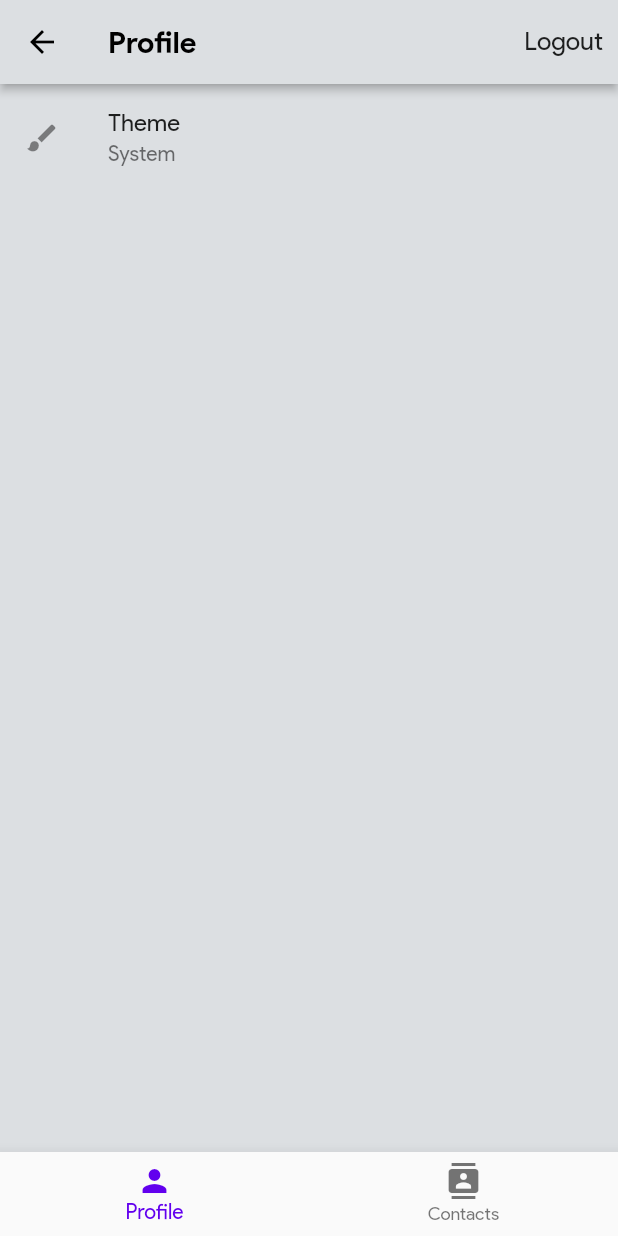
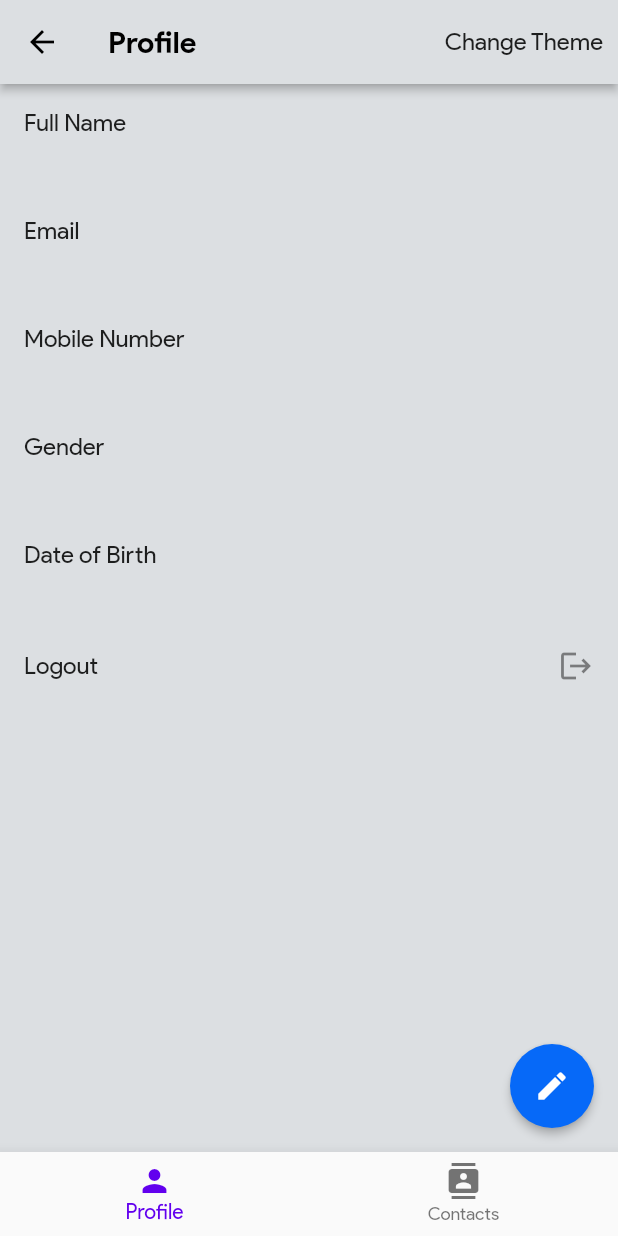
Before and after one commit to rithik-dev/cupid-knots-assessment-test, a Flutter app: the HomeScreen screen opened directly, on a phone screen of 412 x 824 dp. Run offline on Flutter 3.47's test engine with Material 2 defaults, Android fonts, the phone set to English and light mode, and no system bars; our stand-ins replace dio, double_back_to_close_app, flutter_native_splash, shared_preferences; missing offline and left inert: easy_container; accounts and stored records are empty.

Commit message:
feat: completed profile_screen.dart style: UI updates

```diff
--- a/lib/controllers/user_controller.dart
+++ b/lib/controllers/user_controller.dart
@@ -54,7 +54,7 @@ class UserController extends ChangeNotifier {
   //   }
   // }
 
-  Future<void> logout() async {
+  void logout() {
     Globals.accessToken = null;
     clear();
   }
--- a/lib/screens/home_screen.dart
+++ b/lib/screens/home_screen.dart
@@ -1,9 +1,7 @@
-import 'package:cupid_knot_assessment_test/controllers/user_controller.dart';
 import 'package:cupid_knot_assessment_test/screens/contacts_screen.dart';
-import 'package:cupid_knot_assessment_test/screens/login_screen.dart';
 import 'package:cupid_knot_assessment_test/screens/profile_screen.dart';
-import 'package:cupid_knot_assessment_test/utils/helpers.dart';
 import 'package:cupid_knot_assessment_test/widgets/loading_overlay.dart';
+import 'package:cupid_knot_assessment_test/widgets/theme_changer.dart';
 import 'package:double_back_to_close_app/double_back_to_close_app.dart';
 import 'package:flutter/material.dart';
 
@@ -40,32 +38,7 @@ class _HomeScreenState extends State<HomeScreen> {
         child: Scaffold(
           appBar: AppBar(
             title: Text(_bottomNavItems[_selectedIndex].label!),
-            actions: [
-              InkWell(
-                onTap: () async {
-                  startLoading(context, HomeScreen.id);
-                  await UserController.of(context, listen: false).logout();
-                  stopLoading(context);
-                  showSnackBar('Logged out successfully');
-                  Navigator.pushNamedAndRemoveUntil(
-                    context,
-                    LoginScreen.id,
-                    (route) => false,
-                  );
-                },
-                child: Center(
-                  child: Padding(
-                    padding: const EdgeInsets.all(10),
-                    child: Text(
-                      'Logout',
-                      style: Theme.of(
-                        context,
-                      ).textTheme.bodyText2?.copyWith(fontSize: 17),
-                    ),
-                  ),
-                ),
-              )
-            ],
+            actions: const [ThemeChanger()],
           ),
           body: DoubleBackToCloseApp(
             snackBar: const SnackBar(
--- a/lib/screens/login_screen.dart
+++ b/lib/screens/login_screen.dart
@@ -34,6 +34,7 @@ class LoginScreen extends StatelessWidget {
               children: [
                 InputField(
                   title: 'Email',
+                  autofocus: true,
                   inputType: MyTextInputType.email,
                   onChanged: (v) => _data['email'] = v,
                   validator: (v) {
--- a/lib/screens/profile_screen.dart
+++ b/lib/screens/profile_screen.dart
@@ -1,5 +1,10 @@
-import 'package:cupid_knot_assessment_test/widgets/theme_list_tile.dart';
+import 'package:cupid_knot_assessment_test/controllers/user_controller.dart';
+import 'package:cupid_knot_assessment_test/models/user.dart';
+import 'package:cupid_knot_assessment_test/screens/edit_profile_screen.dart';
+import 'package:cupid_knot_assessment_test/screens/login_screen.dart';
+import 'package:cupid_knot_assessment_test/utils/helpers.dart';
 import 'package:flutter/material.dart';
+import 'package:provider/provider.dart';
 
 class ProfileScreen extends StatelessWidget {
   static const id = 'ProfileScreen';
@@ -13,11 +18,60 @@ class ProfileScreen extends StatelessWidget {
     return SafeArea(
       child: Scaffold(
         body: ListView(
-          children: const [
-            ThemeListTile(),
+          padding: const EdgeInsets.only(bottom: 75),
+          children: [
+            _buildInfo(
+              title: 'Full Name',
+              propertyGetter: (user) => user.fullName,
+            ),
+            _buildInfo(
+              title: 'Email',
+              propertyGetter: (user) => user.email,
+            ),
+            _buildInfo(
+              title: 'Mobile Number',
+              propertyGetter: (user) => user.mobileNumber,
+            ),
+            _buildInfo(
+              title: 'Gender',
+              propertyGetter: (user) => user.gender,
+            ),
+            _buildInfo(
+              title: 'Date of Birth',
+              propertyGetter: (user) => user.dateOfBirth,
+            ),
+            ListTile(
+              title: const Text('Logout'),
+              trailing: const Icon(Icons.logout),
+              onTap: () async {
+                UserController.of(context, listen: false).logout();
+                showSnackBar('Logged out successfully!');
+                Navigator.pushNamedAndRemoveUntil(
+                  context,
+                  LoginScreen.id,
+                  (route) => false,
+                );
+              },
+            ),
           ],
+        ),
+        floatingActionButton: FloatingActionButton(
+          child: const Icon(Icons.edit),
+          onPressed: () => Navigator.pushNamed(context, EditProfileScreen.id),
         ),
       ),
     );
   }
+
+  Widget _buildInfo({
+    required String title,
+    required String Function(User) propertyGetter,
+  }) {
+    return Consumer<UserController>(
+      builder: (context, userCon, _) => ListTile(
+        title: Text(title),
+        subtitle: Text(userCon.isLoggedIn ? propertyGetter(userCon.user!) : ''),
+      ),
+    );
+  }
 }
--- a/lib/screens/register_screen.dart
+++ b/lib/screens/register_screen.dart
@@ -35,6 +35,7 @@ class RegisterScreen extends StatelessWidget {
               children: [
                 InputField(
                   title: 'Full Name',
+                  autofocus: true,
                   inputType: MyTextInputType.sentences,
                   onChanged: (v) => _data['full_name'] = v,
                   validator: (v) {
--- a/lib/utils/route_generator.dart
+++ b/lib/utils/route_generator.dart
@@ -1,3 +1,4 @@
+import 'package:cupid_knot_assessment_test/screens/edit_profile_screen.dart';
 import 'package:cupid_knot_assessment_test/screens/home_screen.dart';
 import 'package:cupid_knot_assessment_test/screens/login_screen.dart';
 import 'package:cupid_knot_assessment_test/screens/register_screen.dart';
@@ -18,6 +19,8 @@ class RouteGenerator {
         return _route(LoginScreen());
       case RegisterScreen.id:
         return _route(RegisterScreen());
+      case EditProfileScreen.id:
+        return _route(const EditProfileScreen());
       case HomeScreen.id:
         return _route(const HomeScreen());
       default:
--- a/lib/widgets/theme_list_tile.dart
+++ b/lib/widgets/theme_changer.dart
@@ -3,22 +3,27 @@ import 'package:cupid_knot_assessment_test/utils/helpers.dart';
 import 'package:flutter/material.dart';
 import 'package:provider/provider.dart';
 
-class ThemeListTile extends StatelessWidget {
-  static const id = 'ThemeListTile';
+class ThemeChanger extends StatelessWidget {
+  static const id = 'ThemeChanger';
 
-  const ThemeListTile({
+  const ThemeChanger({
     Key? key,
   }) : super(key: key);
 
   @override
   Widget build(BuildContext context) {
-    return ListTile(
-      leading: const SizedBox(
-        height: double.infinity,
-        child: Icon(Icons.brush),
+    return InkWell(
+      child: Center(
+        child: Padding(
+          padding: const EdgeInsets.all(10),
+          child: Text(
+            'Change Theme',
+            style: Theme.of(
+              context,
+            ).textTheme.bodyText2?.copyWith(fontSize: 16),
+          ),
+        ),
       ),
-      title: const Text('Theme'),
-      subtitle: Text(ThemeController.of(context).currentThemeName),
       onTap: () => _showChangeThemeDialog(context),
     );
   }
```
Also changed, not shown: lib/screens/edit_profile_screen.dart (added, +23 -0 lines), 1 other file.
